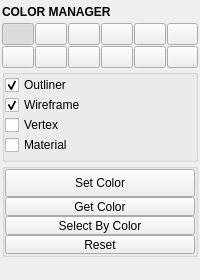
Before: the Qt Designer form mayatk/display_utils/color_manager.ui in m3trik/mayatk, drawn with Qt 5.
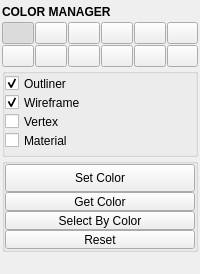
After: the same form once the commit is applied. Custom widgets are drawn as their Qt base class.

The edit to the form file:
```diff
--- a/mayatk/display_utils/color_manager.ui
+++ b/mayatk/display_utils/color_manager.ui
@@ -55,13 +55,13 @@
         <property name="minimumSize">
          <size>
           <width>0</width>
-          <height>20</height>
+          <height>19</height>
          </size>
         </property>
         <property name="maximumSize">
          <size>
           <width>16777215</width>
-          <height>20</height>
+          <height>19</height>
          </size>
         </property>
         <property name="font">
@@ -261,13 +261,13 @@
            <property name="minimumSize">
             <size>
              <width>0</width>
-             <height>20</height>
+             <height>19</height>
             </size>
            </property>
            <property name="maximumSize">
             <size>
              <width>16777215</width>
-             <height>20</height>
+             <height>19</height>
             </size>
            </property>
            <property name="toolTip">
@@ -292,13 +292,13 @@
            <property name="minimumSize">
             <size>
              <width>0</width>
-             <height>20</height>
+             <height>19</height>
             </size>
            </property>
            <property name="maximumSize">
             <size>
              <width>16777215</width>
-             <height>20</height>
+             <height>19</height>
             </size>
            </property>
            <property name="toolTip">
@@ -323,13 +323,13 @@
            <property name="minimumSize">
             <size>
              <width>0</width>
-             <height>20</height>
+             <height>19</height>
             </size>
            </property>
            <property name="maximumSize">
             <size>
              <width>16777215</width>
-             <height>20</height>
+             <height>19</height>
             </size>
            </property>
            <property name="toolTip">
@@ -354,13 +354,13 @@
            <property name="minimumSize">
             <size>
              <width>0</width>
-             <height>20</height>
+             <height>19</height>
             </size>
            </property>
            <property name="maximumSize">
             <size>
              <width>16777215</width>
-             <height>20</height>
+             <height>19</height>
             </size>
            </property>
            <property name="toolTip">
@@ -582,13 +582,13 @@
         <property name="minimumSize">
          <size>
           <width>0</width>
-          <height>20</height>
+          <height>19</height>
          </size>
         </property>
         <property name="maximumSize">
          <size>
           <width>16777215</width>
-          <height>20</height>
+          <height>19</height>
          </size>
         </property>
        </widget>
```
